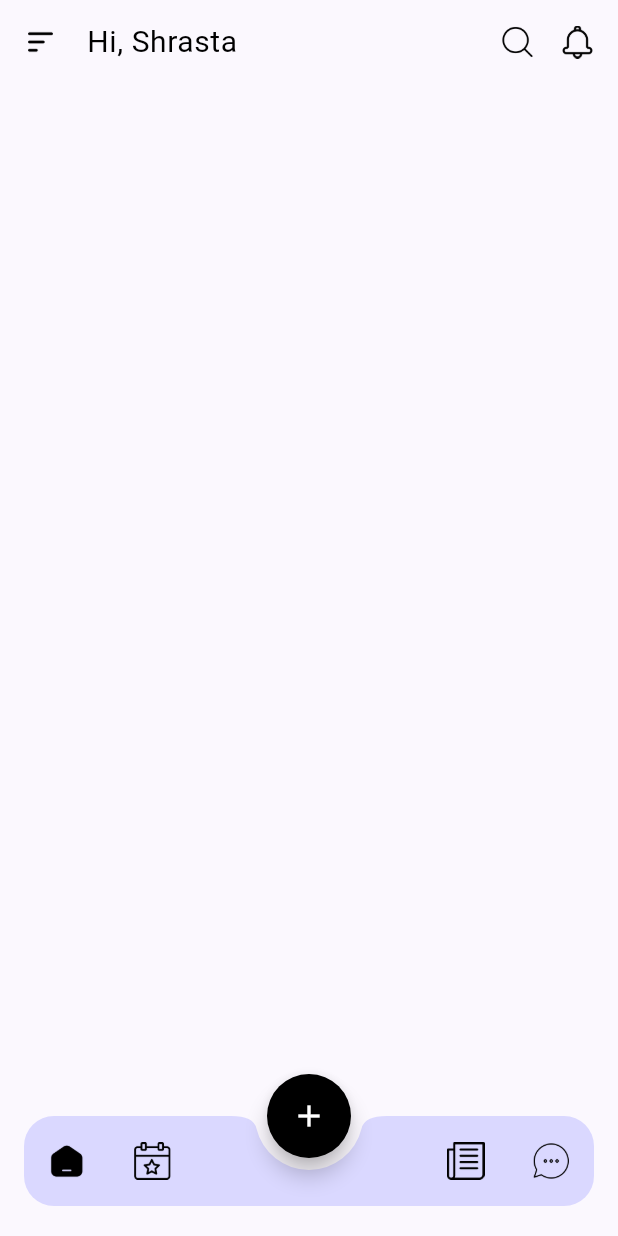
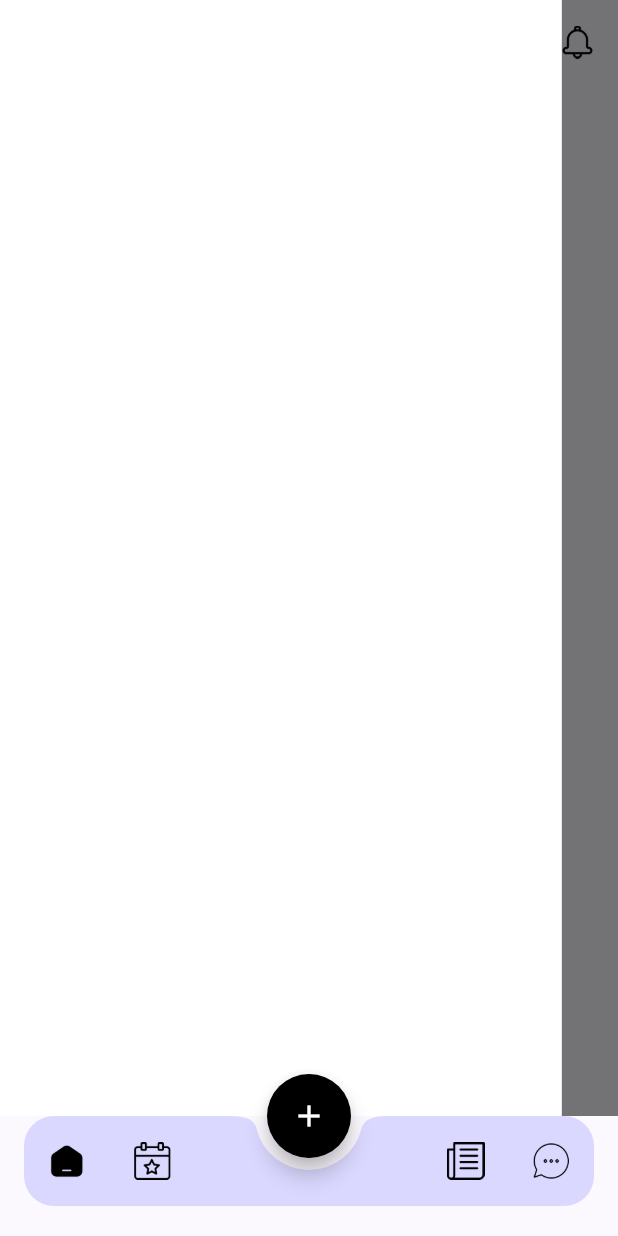
Before and after one commit to shrastaniraula/serophero_frontend, a Flutter app: the screen it shows after launch, with the side drawer open (before the commit the screen has no drawer), on a phone screen of 412 x 824 dp. Run offline on Flutter 3.47's test engine with Material 3 defaults, Android fonts, the phone set to English and light mode, and no system bars; our stand-ins replace google_fonts, image_picker, pin_code_fields; missing offline and left inert: flutter_basic_chat_bubble.

Commit message:
new changes

```diff
--- a/lib/features/home/home.dart
+++ b/lib/features/home/home.dart
@@ -9,20 +9,31 @@ class Home extends StatefulWidget {
 }
 
 class _HomeState extends State<Home> {
+  final GlobalKey<ScaffoldState> _scaffoldKey = GlobalKey<ScaffoldState>();
+
   @override
   Widget build(BuildContext context) {
     return Scaffold(
+      key: _scaffoldKey,
       appBar: AppBar(
         title: Row(
           mainAxisAlignment: MainAxisAlignment.spaceBetween,
           children: [
             Row(
               children: [
-                Image(
+                Builder(
+                  builder: (context) => GestureDetector(
+                    onTap: () {
+                      Scaffold.of(context).openDrawer();
+                    },
+                    child: Image(
                       height: 22,
                       width: 22,
                       color: Theme.of(context).colorScheme.tertiary,
-                    image: const AssetImage("assets/images/logos/menu.png")),
+                      image: const AssetImage("assets/images/logos/menu.png"),
+                    ),
+                  ),
+                ),
                 SizedBox(width: 20),
                 Text(
                   "Hi, Shrasta",
@@ -36,7 +47,8 @@ class _HomeState extends State<Home> {
                   height: 28,
                   width: 28,
                   color: Theme.of(context).colorScheme.tertiary,
-                    image: const AssetImage("assets/images/logos/search.png")),
+                  image: const AssetImage("assets/images/logos/search.png"),
+                ),
                 SizedBox(width: 15),
                 GestureDetector(
                   onTap: () {
@@ -44,7 +56,9 @@ class _HomeState extends State<Home> {
                       context,
                       GeneratedRoute().onGeneratedRoute(
                         const RouteSettings(
-                            arguments: '', name: '/notification'),
+                          arguments: '',
+                          name: '/notification',
+                        ),
                       ),
                     );
                   },
@@ -53,7 +67,8 @@ class _HomeState extends State<Home> {
                     width: 22,
                     color: Theme.of(context).colorScheme.tertiary,
                     image: const AssetImage(
-                          "assets/images/logos/notification.png")),
+                        "assets/images/logos/notification.png"),
+                  ),
                 ),
               ],
             ),
@@ -62,6 +77,9 @@ class _HomeState extends State<Home> {
         automaticallyImplyLeading: false,
         backgroundColor: Colors.transparent,
       ),
+      drawer: Drawer(
+          width: MediaQuery.of(context).size.width / 1.1,
+          shape: RoundedRectangleBorder(borderRadius: BorderRadius.zero)),
     );
   }
 }
```
Also changed, not shown: lib/features/home/drawer.dart (added, +12 -0 lines). Lines whose indentation alone changed are shown as unchanged.
